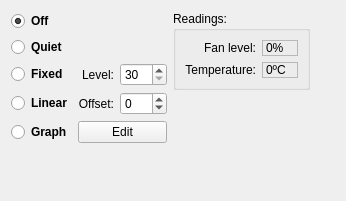
First picture: the form in gputab.ui, repository loathingKernel/Qutefan, before the edit.
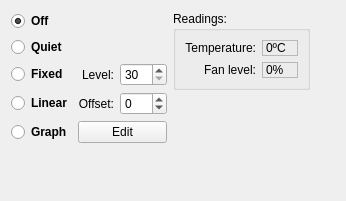
Second picture: the form after the edit.

Commit message: Removed hardcoded style and added border on groupBoxReadings under linux.

```diff
--- a/gputab.ui
+++ b/gputab.ui
@@ -16,46 +16,13 @@
   <layout class="QGridLayout" name="gridLayout">
    <item row="0" column="2">
     <widget class="QGroupBox" name="groupBoxReadings">
+     <property name="styleSheet">
+      <string notr="true"/>
+     </property>
      <property name="title">
       <string>Readings:</string>
      </property>
      <layout class="QVBoxLayout" name="verticalLayout">
-      <item>
-       <layout class="QHBoxLayout" name="horizontalLayoutLevel">
-        <item>
-         <widget class="QLabel" name="labelLevel">
-          <property name="text">
-           <string>Fan level:</string>
-          </property>
-          <property name="alignment">
-           <set>Qt::AlignRight|Qt::AlignTrailing|Qt::AlignVCenter</set>
-          </property>
-         </widget>
-        </item>
-        <item>
-         <widget class="QLabel" name="labelLevelValue">
-          <property name="minimumSize">
-           <size>
-            <width>36</width>
-            <height>0</height>
-           </size>
-          </property>
-          <property name="maximumSize">
-           <size>
-            <width>36</width>
-            <height>16777215</height>
-           </size>
-          </property>
-          <property name="frameShape">
-           <enum>QFrame::StyledPanel</enum>
-          </property>
-          <property name="text">
-           <string>0%</string>
-          </property>
-         </widget>
-        </item>
-       </layout>
-      </item>
       <item>
        <layout class="QHBoxLayout" name="horizontalLayoutTemp">
         <item>
@@ -92,6 +59,42 @@
         </item>
        </layout>
       </item>
+      <item>
+       <layout class="QHBoxLayout" name="horizontalLayoutLevel">
+        <item>
+         <widget class="QLabel" name="labelLevel">
+          <property name="text">
+           <string>Fan level:</string>
+          </property>
+          <property name="alignment">
+           <set>Qt::AlignRight|Qt::AlignTrailing|Qt::AlignVCenter</set>
+          </property>
+         </widget>
+        </item>
+        <item>
+         <widget class="QLabel" name="labelLevelValue">
+          <property name="minimumSize">
+           <size>
+            <width>36</width>
+            <height>0</height>
+           </size>
+          </property>
+          <property name="maximumSize">
+           <size>
+            <width>36</width>
+            <height>16777215</height>
+           </size>
+          </property>
+          <property name="frameShape">
+           <enum>QFrame::StyledPanel</enum>
+          </property>
+          <property name="text">
+           <string>0%</string>
+          </property>
+         </widget>
+        </item>
+       </layout>
+      </item>
      </layout>
      <zorder>horizontalSpacer_2</zorder>
      <zorder></zorder>
```
Left out of the diff: 1 changed line with no effect on the pictures. The commit also changes 3 other files.
